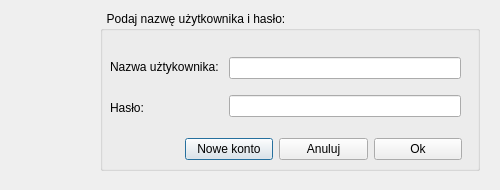
Above: src/gui/LoginDialog.ui from artven/phonebook before the change. Below: the same form after it.
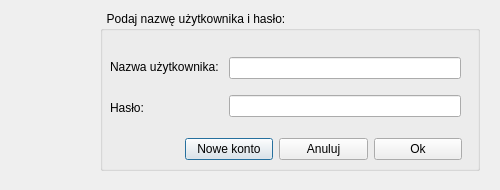
That is the form after the change. Icons and pictures are not drawn.

Patch:
```diff
--- a/src/gui/LoginDialog.ui
+++ b/src/gui/LoginDialog.ui
@@ -95,7 +95,7 @@
        <item>
         <widget class="QLabel" name="loginLabel">
          <property name="text">
-          <string>Nazwa użtykownika:</string>
+          <string>Nazwa użytkownika:</string>
          </property>
         </widget>
        </item>
```
